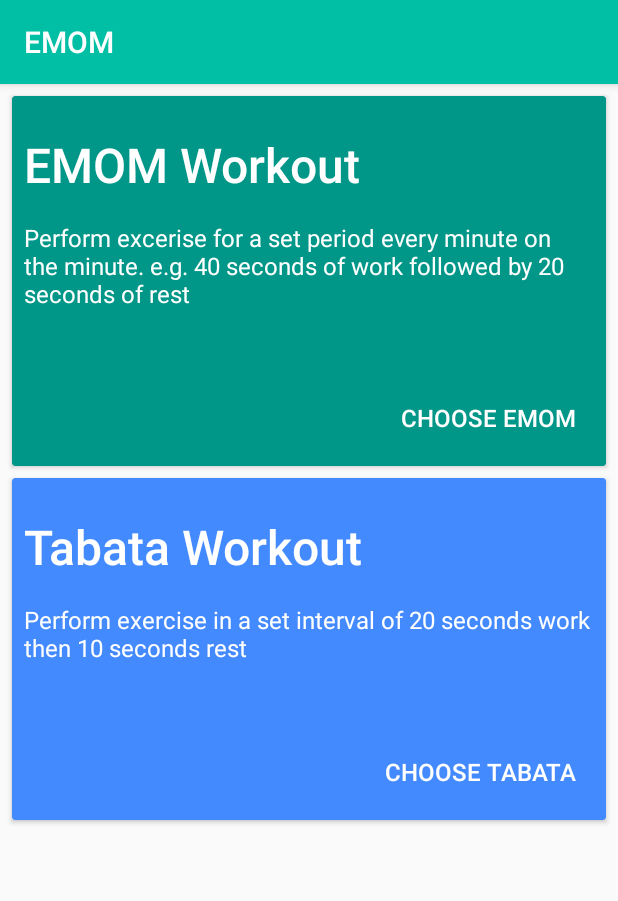
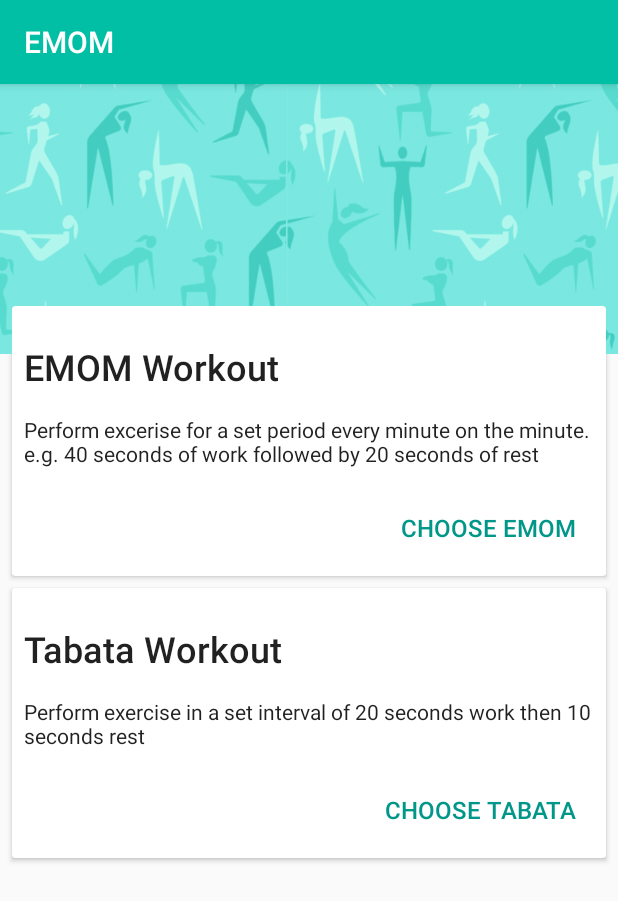
Before and after one commit to danielpape/EMOM, an Android app: the screen it shows after launch (MainActivityOptions), on a phone screen of 412 x 824 dp. Shown: the top 901 px of the screen. Run offline under Robolectric (Android 15) with nearby library versions, the phone set to English and light mode, and no system bars; libraries missing offline, so code that uses them is left out: com.google.android.gms; 3 statements that could not run were skipped.

Commit message:
Updated MainOptions Activity Layout

```diff
--- a/app/src/main/res/layout/activity_mainoptions.xml
+++ b/app/src/main/res/layout/activity_mainoptions.xml
@@ -2,17 +2,29 @@
 <LinearLayout xmlns:android="http://schemas.android.com/apk/res/android"
     xmlns:app="http://schemas.android.com/apk/res-auto"
     xmlns:tools="http://schemas.android.com/tools"
-    android:orientation="vertical" android:layout_width="match_parent"
+    android:id="@+id/activity_mainOptions"
+    android:layout_width="match_parent"
     android:layout_height="match_parent"
-    tools:context="com.danielpape.EMOM.MainActivity"
-    android:id="@+id/activity_mainOptions">
+    android:background="?android:attr/colorBackground"
+    android:orientation="vertical"
+    tools:context="com.danielpape.EMOM.MainActivity">
+
+    <ImageView
+        android:layout_width="match_parent"
+        android:layout_height="180dp"
+        android:elevation="2dp"
+        android:scaleType="centerCrop"
+        app:srcCompat="@drawable/main_activity_image" />
 
     <android.support.v7.widget.CardView
         android:id="@+id/EMOMCard"
         android:layout_width="match_parent"
         android:layout_height="wrap_content"
-        android:layout_margin="8dp"
-        app:cardBackgroundColor="@color/colorPrimaryDark"
+        android:layout_marginLeft="8dp"
+        android:layout_marginRight="8dp"
+        android:layout_marginBottom="8dp"
+        android:layout_marginTop="-32dp"
+        app:cardBackgroundColor="@color/cardview_light_background"
         app:cardCornerRadius="2dp"
         app:cardElevation="2dp"
         app:contentPadding="8dp">
@@ -30,18 +42,20 @@
                 android:layout_marginTop="16dp"
                 android:text="EMOM Workout"
                 android:textAppearance="@android:style/TextAppearance.Material.Widget.ActionBar.Title.Inverse"
-                android:textSize="32dp"
+                android:textColor="?android:attr/textColorPrimary"
+                android:textSize="24dp"
                 tools:text="EMOM Workout" />
 
             <TextView
                 android:id="@+id/textView6"
                 android:layout_width="match_parent"
                 android:layout_height="wrap_content"
-                android:layout_marginBottom="48dp"
+                android:layout_marginBottom="16dp"
                 android:layout_marginTop="16dp"
                 android:text="Perform excerise for a set period every minute on the minute. e.g. 40 seconds of work followed by 20 seconds of rest"
                 android:textAppearance="@android:style/TextAppearance.Material.Subhead"
-                android:textColor="@color/cardview_light_background" />
+                android:textColor="?android:attr/textColorPrimary"
+                android:textSize="14dp" />
 
             <Button
                 android:id="@+id/button4"
@@ -52,7 +66,7 @@
                 android:backgroundTint="@color/colorAccent"
                 android:onClick="tapEMOMButton"
                 android:text="Choose EMOM"
-                android:textColor="@color/common_google_signin_btn_text_dark"
+                android:textColor="@color/colorPrimaryDark"
                 android:textSize="16dp" />
 
         </LinearLayout>
@@ -66,7 +80,7 @@
         android:layout_marginBottom="8dp"
         android:layout_marginLeft="8dp"
         android:layout_marginRight="8dp"
-        app:cardBackgroundColor="@color/colorAccent"
+        app:cardBackgroundColor="@color/cardview_light_background"
         app:cardCornerRadius="2dp"
         app:cardElevation="2dp"
         app:contentPadding="8dp">
@@ -85,19 +99,20 @@
                 android:text="Tabata Workout"
 
                 android:textAppearance="@android:style/TextAppearance.Material.Widget.ActionMode.Title.Inverse"
-                android:textSize="32dp"
+                android:textColor="?android:attr/textColorPrimary"
+                android:textSize="24sp"
                 tools:text="Tabata Workout" />
 
             <TextView
                 android:id="@+id/textView6"
                 android:layout_width="match_parent"
                 android:layout_height="wrap_content"
-                android:layout_marginBottom="48dp"
+                android:layout_marginBottom="16dp"
                 android:layout_marginTop="16dp"
                 android:text="Perform exercise in a set interval of 20 seconds work then 10 seconds rest"
                 android:textAppearance="@android:style/TextAppearance.Material.Subhead"
-                android:textColor="@color/cardview_light_background"
-                android:textSize="16dp" />
+                android:textColor="?android:attr/textColorPrimary"
+                android:textSize="14dp" />
 
             <Button
                 android:id="@+id/button4"
@@ -107,7 +122,7 @@
                 android:layout_gravity="bottom|right"
                 android:backgroundTint="@color/colorAccent"
                 android:text="Choose Tabata"
-                android:textColor="@color/common_google_signin_btn_text_dark"
+                android:textColor="@color/colorPrimaryDark"
                 android:textSize="16dp" />
 
         </LinearLayout>
```
